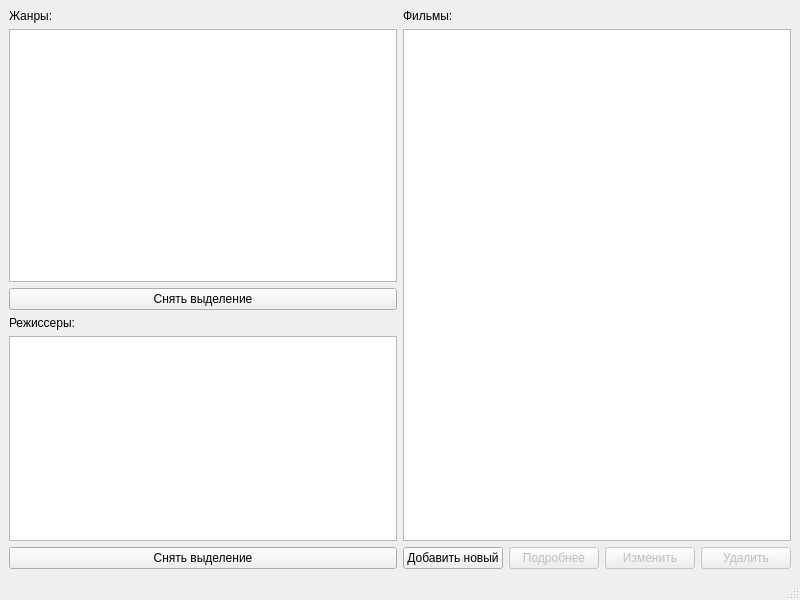
KeltorHD/lr_visual_programming, file Film_cataloger/mainwindow.ui: the form before one commit.
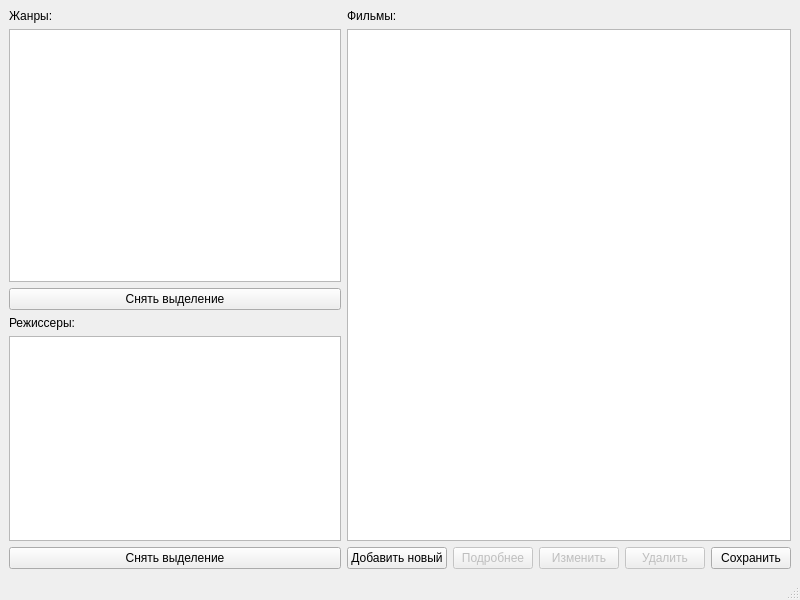
The form after the commit. Icons and pictures are not drawn.

```diff
--- a/Film_cataloger/mainwindow.ui
+++ b/Film_cataloger/mainwindow.ui
@@ -115,6 +115,13 @@
           </property>
          </widget>
         </item>
+        <item>
+         <widget class="QPushButton" name="pushButton">
+          <property name="text">
+           <string>Сохранить</string>
+          </property>
+         </widget>
+        </item>
        </layout>
       </item>
      </layout>
```
Left out of the diff: 10 changed lines with no effect on the pictures.
